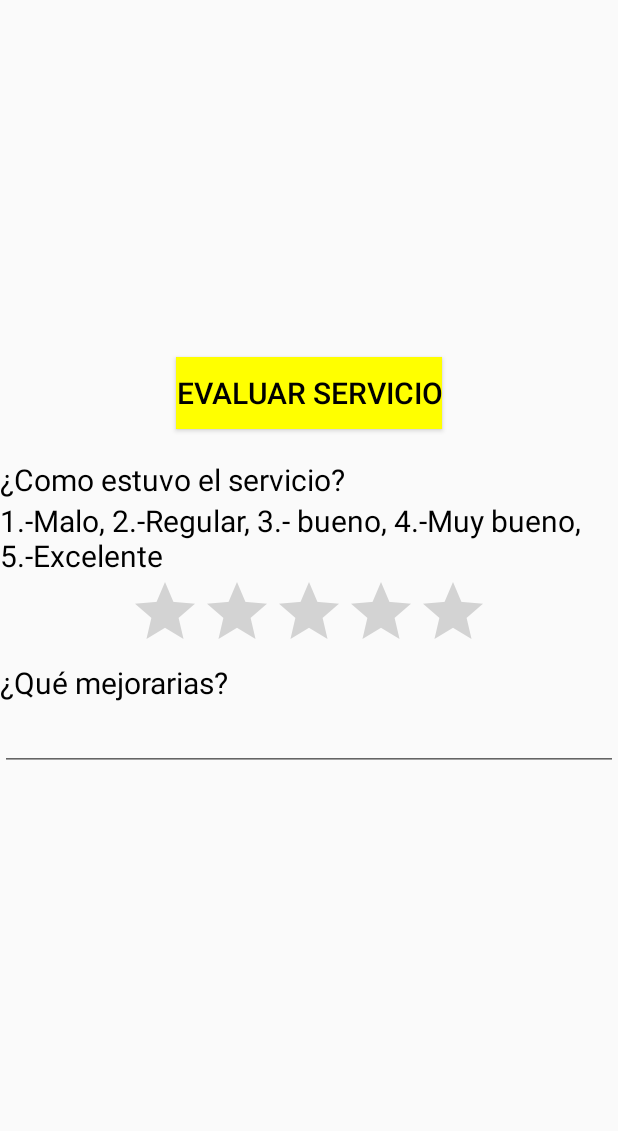
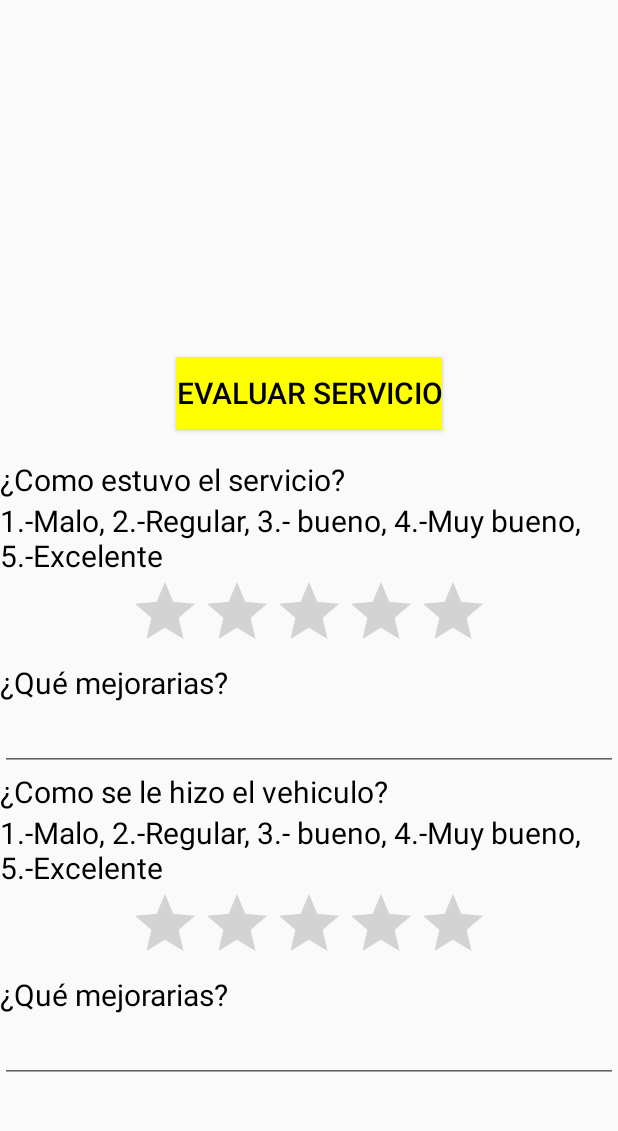
Before and after one commit to joseCorderoAlvarado/taxiServicios, an Android app: the fragment evaluarservicio placed in its activity, on a phone screen of 412 x 824 dp, the part 84-1215 px from its top. Run offline under Robolectric (Android 15) with nearby library versions, the light colour scheme and no system bars; our stand-ins replace Volley; network calls fail; 1 statement that could not run was skipped.

Commit message:
Modificaciones a las interfaces de listados

```diff
--- a/taxiServicios/app/src/main/java/com/example/taxiservicios/evaluarservicio.java
+++ b/taxiServicios/app/src/main/java/com/example/taxiservicios/evaluarservicio.java
@@ -37,10 +37,10 @@ import java.util.HashMap;
 import java.util.Map;
 
 public class evaluarservicio extends Fragment {
-    RatingBar estrellas;
-    EditText nota2;
-    Button evaluar;
-    String calificacion,comentario;
+    RatingBar estrellas,estrallaCarro;
+    EditText nota2, notaCarro;
+    Button evaluar, evaluarCarro;
+    String calificacion,comentario, calificacionCarro, comentarioCarro;
     @Override
     public View onCreateView(LayoutInflater inflater, ViewGroup container,
                              Bundle savedInstanceState) {
@@ -48,8 +48,15 @@ public class evaluarservicio extends Fragment {
         Bundle datosRecuperados = getArguments();
         final String idrecuperado = datosRecuperados.getString("identificador");
         estrellas=view.findViewById(R.id.rbestrellas);
+        estrallaCarro=view.findViewById(R.id.rbestrellas2);
+
         nota2=view.findViewById(R.id.txtmejora);
+        notaCarro=view.findViewById(R.id.txtmejora2);
+
         evaluar=view.findViewById(R.id.btnEvaluarServicio);
+
+
+
         LayerDrawable stars = (LayerDrawable)  estrellas.getProgressDrawable();
         stars.getDrawable(2).setColorFilter(Color.rgb(229,190,1), PorterDuff.Mode.SRC_ATOP);
         stars.getDrawable(1).setColorFilter(Color.YELLOW, PorterDuff.Mode.SRC_ATOP);
@@ -61,11 +68,33 @@ public class evaluarservicio extends Fragment {
             }
         });
 
+
+
+                LayerDrawable stars2 = (LayerDrawable)  estrallaCarro.getProgressDrawable();
+                stars2.getDrawable(2).setColorFilter(Color.rgb(229,190,1), PorterDuff.Mode.SRC_ATOP);
+                stars2.getDrawable(1).setColorFilter(Color.YELLOW, PorterDuff.Mode.SRC_ATOP);
+                estrallaCarro.setOnRatingBarChangeListener(new RatingBar.OnRatingBarChangeListener() {
+                    @Override
+                    public void onRatingChanged(RatingBar ratingBar, float rating, boolean fromUser) {
+
+                        calificacionCarro=""+Math.round(rating)+"";
+
+
+
+
+            }
+        });
+
         evaluar.setOnClickListener(new View.OnClickListener() {
             @Override
             public void onClick(View v) {
                                 comentario=nota2.getText().toString();
-                                evaluarservicio("http://pruebataxi.laviveshop.com/app/evaluarservicio.php",idrecuperado,calificacion,comentario);
+                                comentarioCarro=notaCarro.getText().toString();
+
+
+
+                                evaluarservicio("http://pruebataxi.laviveshop.com/app/evaluarservicio.php",idrecuperado,
+                                        calificacion,comentario,calificacionCarro,comentarioCarro);
                                 homeCliente home = new homeCliente();
                                 AppCompatActivity activity = (AppCompatActivity) view.getContext();
                                 activity.getSupportFragmentManager().beginTransaction().replace(R.id.container_fragment, home).addToBackStack(null).commit();
@@ -74,7 +103,9 @@ public class evaluarservicio extends Fragment {
         return view;
     }
 
-    private  void evaluarservicio(String URL, final String identificador, final String calificacion, final String nota)
+    private  void evaluarservicio(String URL, final String identificador,
+                                  final String calificacion, final String nota,
+                                  final String calificacionCarro, final  String notaCarro)
     {
         StringRequest stringRequest= new StringRequest(Request.Method.POST, URL, new Response.Listener<String>() {
             @Override
@@ -94,6 +125,8 @@ public class evaluarservicio extends Fragment {
                 parametros.put("id",identificador);
                 parametros.put("estrellas",calificacion);
                 parametros.put("nota",nota);
+                parametros.put("estrellasCarro",calificacionCarro);
+                parametros.put("notaCarro",notaCarro);
                 return parametros;
             }
         };
--- a/taxiServicios/app/src/main/res/layout/fragment_evaluarservicio.xml
+++ b/taxiServicios/app/src/main/res/layout/fragment_evaluarservicio.xml
@@ -12,7 +12,9 @@
         android:orientation="vertical"
         app:layout_constraintEnd_toEndOf="parent"
         app:layout_constraintStart_toStartOf="parent"
-        app:layout_constraintTop_toTopOf="parent"></LinearLayout>
+        app:layout_constraintTop_toTopOf="parent">
+
+    </LinearLayout>
 
     <LinearLayout
         android:id="@+id/linearLayout2"
@@ -23,38 +25,44 @@
         app:layout_constraintEnd_toEndOf="parent"
         app:layout_constraintStart_toStartOf="parent">
 
+        <Button
+            android:id="@+id/btnEvaluarServicio"
+            android:layout_width="wrap_content"
+            android:layout_height="wrap_content"
+            android:layout_gravity="center|center_horizontal"
+            android:layout_margin="20dp"
+            android:background="#ffff00"
+            android:text="Evaluar Servicio"
+            android:textColor="#000"
+            android:textSize="20dp" />
+
+
         <ScrollView
+            android:id="@+id/Scroll1"
             android:layout_width="match_parent"
             android:layout_height="match_parent">
 
             <LinearLayout
+                android:id="@+id/LinearScroll1"
                 android:layout_width="match_parent"
                 android:layout_height="wrap_content"
                 android:orientation="vertical">
-                <Button
-                    android:id="@+id/btnEvaluarServicio"
-                    android:layout_width="wrap_content"
+
+                <TextView
+                    android:id="@+id/textView9"
+                    android:layout_width="match_parent"
                     android:layout_height="wrap_content"
                     android:layout_gravity="center|center_horizontal"
-                    android:layout_margin="20dp"
-                    android:background="#ffff00"
-                    android:text="Evaluar Servicio"
+                    android:text="¿Como estuvo el servicio?"
                     android:textColor="#000"
-                    android:textSize="20dp"/>
-                <TextView
-                    android:id="@+id/textView9"
-                    android:textColor="#000"
-                    android:layout_width="match_parent"
-                    android:layout_height="wrap_content"
-                    android:text="¿Como estuvo el servicio?"
                     android:textSize="20sp" />
 
                 <TextView
                     android:id="@+id/textView14"
-                    android:textColor="#000"
                     android:layout_width="match_parent"
                     android:layout_height="wrap_content"
                     android:text="1.-Malo, 2.-Regular, 3.- bueno, 4.-Muy bueno, 5.-Excelente"
+                    android:textColor="#000"
                     android:textSize="20sp" />
 
                 <RatingBar
@@ -70,8 +78,8 @@
                     android:id="@+id/textView7"
                     android:layout_width="match_parent"
                     android:layout_height="wrap_content"
+                    android:text="¿Qué mejorarias?"
                     android:textColor="#000"
-                    android:text="¿Qué mejorarias?"
                     android:textSize="20sp" />
 
                 <EditText
@@ -82,7 +90,54 @@
                     android:gravity="start|top"
                     android:inputType="textMultiLine" />
 
+
+                <TextView
+                    android:id="@+id/textView21"
+                    android:layout_width="match_parent"
+                    android:layout_height="wrap_content"
+                    android:text="¿Como se le hizo el vehiculo?"
+                    android:textColor="#000"
+                    android:textSize="20sp" />
+
+                <TextView
+                    android:id="@+id/textView22"
+                    android:layout_width="match_parent"
+                    android:layout_height="wrap_content"
+                    android:text="1.-Malo, 2.-Regular, 3.- bueno, 4.-Muy bueno, 5.-Excelente"
+                    android:textColor="#000"
+                    android:textSize="20sp" />
+
+                <RatingBar
+                    android:id="@+id/rbestrellas2"
+                    android:layout_width="wrap_content"
+                    android:layout_height="wrap_content"
+                    android:layout_gravity="center"
+                    android:numStars="5"
+                    android:rating="0"
+                    android:stepSize="1" />
+
+                <TextView
+                    android:id="@+id/textView23"
+                    android:layout_width="match_parent"
+                    android:layout_height="wrap_content"
+                    android:text="¿Qué mejorarias?"
+                    android:textColor="#000"
+                    android:textSize="20sp" />
+
+                <EditText
+                    android:id="@+id/txtmejora2"
+                    android:layout_width="match_parent"
+                    android:layout_height="wrap_content"
+                    android:ems="10"
+                    android:gravity="start|top"
+                    android:inputType="textMultiLine" />
+
+
             </LinearLayout>
+
+
         </ScrollView>
+
     </LinearLayout>
+
 </androidx.constraintlayout.widget.ConstraintLayout>
```
Also changed, not shown: taxiServicios/app/src/main/java/com/example/taxiservicios/AdaptadorAdministrador.java (+38 -2 lines), taxiServicios/app/src/main/java/com/example/taxiservicios/AdaptadorCliente.java (+46 -6 lines), taxiServicios/app/src/main/java/com/example/taxiservicios/homeAdministrador.java (+5 -2 lines), taxiServicios/app/src/main/java/com/example/taxiservicios/modeloAdministrador.java (+26 -1 lines), taxiServicios/app/src/main/res/layout/listaadministrador.xml (+40 -1 lines), taxiServicios/app/src/main/res/layout/listacliente.xml (+13 -0 lines).
